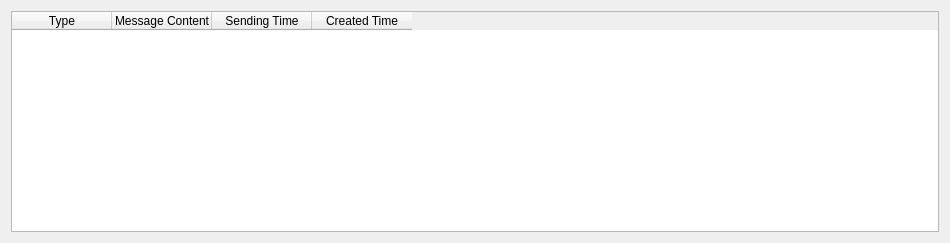
This is tafor/components/ui/task.ui in up1and/tafor as Qt 5 draws it before an edit. The edited form follows.
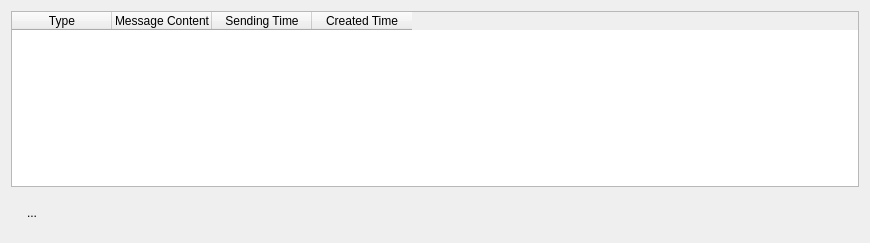
This is the edited form.

Patch:
```diff
--- a/tafor/components/ui/task.ui
+++ b/tafor/components/ui/task.ui
@@ -6,7 +6,7 @@
    <rect>
     <x>0</x>
     <y>0</y>
-    <width>950</width>
+    <width>870</width>
     <height>243</height>
    </rect>
   </property>
@@ -41,6 +41,35 @@
      </column>
     </widget>
    </item>
+   <item>
+    <widget class="QWidget" name="bottom" native="true">
+     <layout class="QHBoxLayout" name="horizontalLayout">
+      <item>
+       <widget class="QToolButton" name="trashButton">
+        <property name="text">
+         <string notr="true">...</string>
+        </property>
+        <property name="autoRaise">
+         <bool>true</bool>
+        </property>
+       </widget>
+      </item>
+      <item>
+       <spacer name="horizontalSpacer">
+        <property name="orientation">
+         <enum>Qt::Horizontal</enum>
+        </property>
+        <property name="sizeHint" stdset="0">
+         <size>
+          <width>40</width>
+          <height>20</height>
+         </size>
+        </property>
+       </spacer>
+      </item>
+     </layout>
+    </widget>
+   </item>
   </layout>
  </widget>
  <resources/>
```
Left out of the diff: 2 changed lines with no effect on the pictures.
